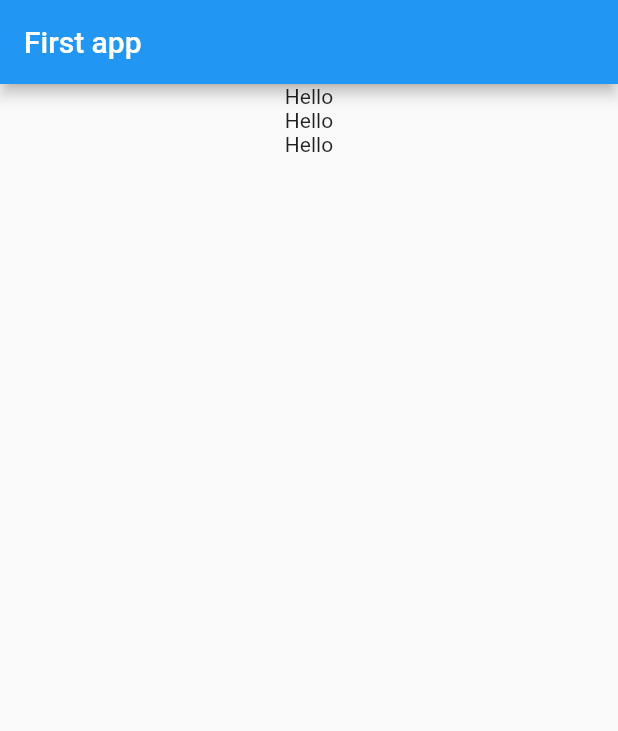
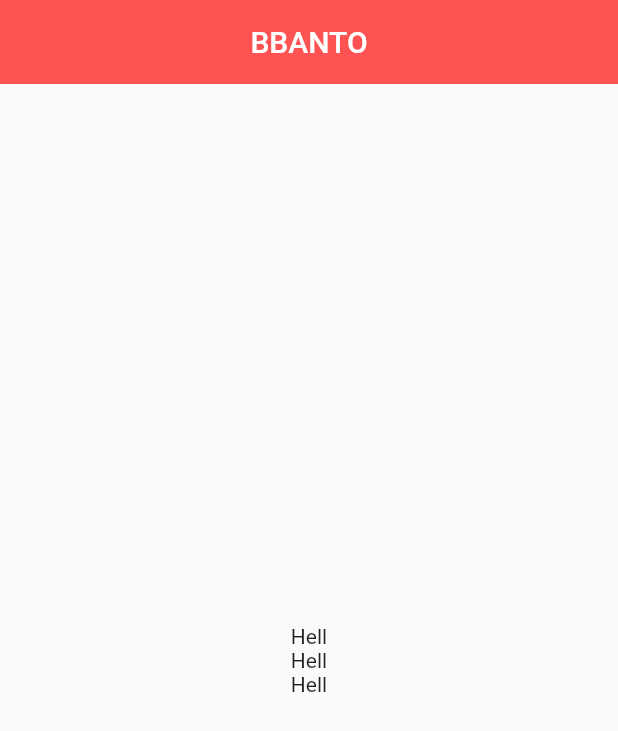
Before and after one commit to sinkyoungdeok/flutter_practice, a Flutter app: the screen it shows after launch, on a phone screen of 412 x 824 dp. Shown: the top 731 px of the screen. Run offline on Flutter 3.47's test engine with Material 2 defaults, Android fonts, the phone set to English and light mode, and no system bars.

Commit message:
[ADD] (완전초보용) 9

```diff
--- a/lib/main.dart
+++ b/lib/main.dart
@@ -6,31 +6,32 @@ class MyApp extends StatelessWidget {
   @override
   Widget build(BuildContext context) {
     return MaterialApp(
-      title: 'First app',
-      theme: ThemeData(
-        primarySwatch: Colors.blue
-      ),
-      home: MyHomePage(),
+      title: 'Character card',
+      home: MyCard(),
     );
   }
 }
 
-class MyHomePage extends StatelessWidget {
+class MyCard extends StatelessWidget {
   @override
   Widget build(BuildContext context) {
     return Scaffold(
       appBar: AppBar(
-        title: Text('First app'),
+        title: Text('BBANTO'),
+        centerTitle: true,
+        backgroundColor: Colors.redAccent,
+        elevation: 0.0, // 앱바를 앱에서 뜨는 효과를 제거하거나 키울 수 있다
       ),
       body: Center(
         child: Column(
+          mainAxisAlignment: MainAxisAlignment.center,
           children: <Widget>[
-            Text('Hello'),
-            Text('Hello'),
-            Text('Hello')
+            Text('Hell'),
+            Text('Hell'),
+            Text('Hell'),
           ],
         ),
-      ),
+      )
     );
   }
 }
```
